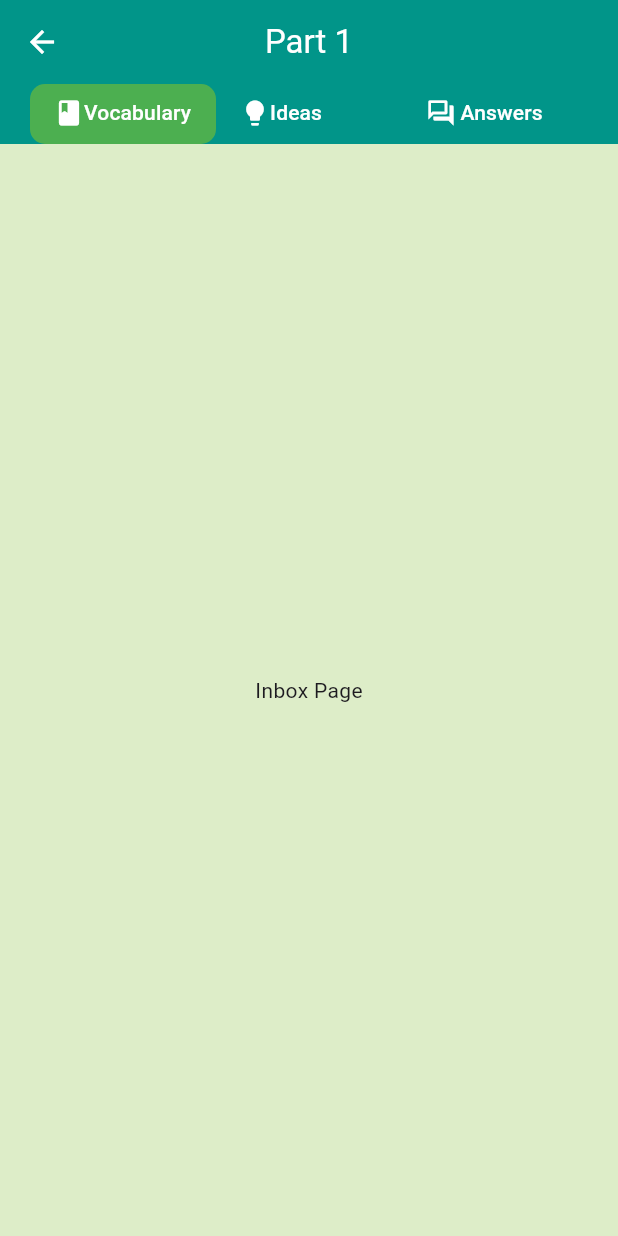
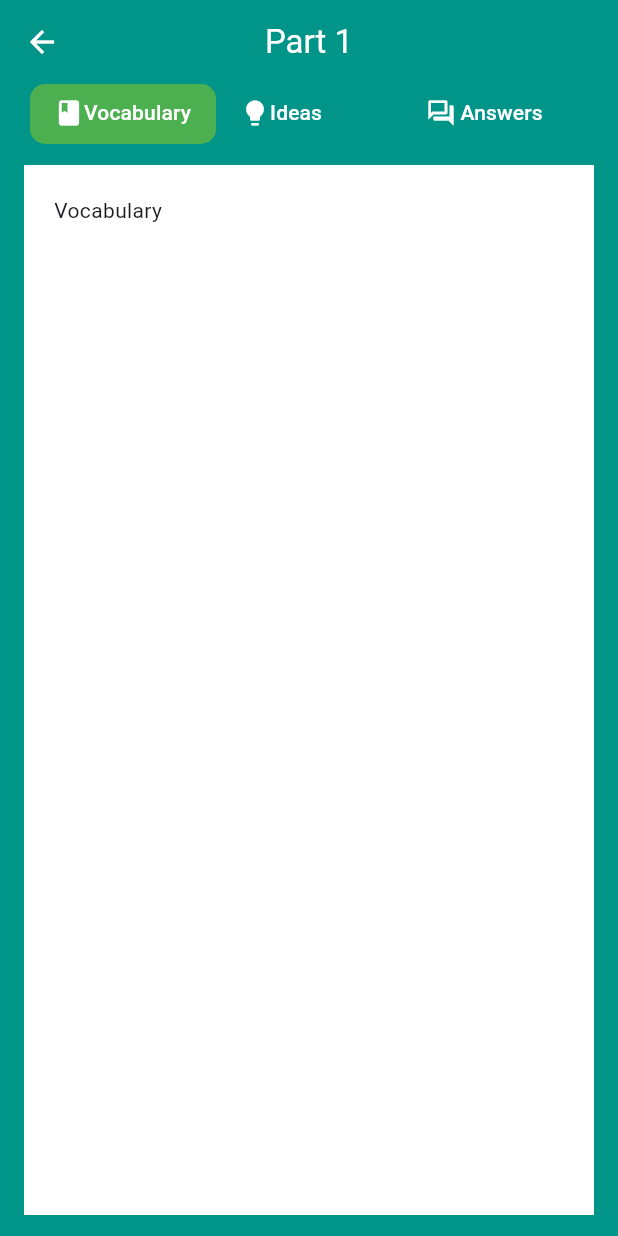
Before and after one commit to shohbozuz/ielts-speaking-app, a Flutter app: the screen it shows after launch, on a phone screen of 412 x 824 dp. Run offline on Flutter 3.47's test engine with Material 3 defaults, Android fonts, the phone set to English and light mode, and no system bars; our stand-ins replace bloc, dartz, dio, flutter_bloc, freezed_annotation, go_router and 3 more.

Commit message:
container

```diff
--- a/lib/view/home/part1/parts.dart
+++ b/lib/view/home/part1/parts.dart
@@ -1,4 +1,6 @@
+import 'package:flutter/cupertino.dart';
 import 'package:flutter/material.dart';
+import 'package:flutter/widgets.dart';
 import 'package:ielts_speaking/data/color/color.dart';
 
 import 'package:ielts_speaking/view/home/part1/tab_item.dart';
@@ -84,7 +86,9 @@ class Parts extends StatelessWidget {
                             color: Colors.white,
                             size: 20.0,
                           ),
-                          SizedBox(width: 3.0,),
+                          SizedBox(
+                            width: 3.0,
+                          ),
                           Text(
                             'Answers',
                             style:
@@ -99,12 +103,42 @@ class Parts extends StatelessWidget {
             ),
           ),
         ),
-        backgroundColor: AppColors.bodyColor,
-        body: const TabBarView(
+        backgroundColor: AppColors.appbarTheme,
+        body: TabBarView(
           children: [
-            Center(child: Text('Inbox Page')),
-            Center(child: Text('Archived Page')),
-            Center(child: Text('Deleted Page')),
+            Center(
+              child: Container(
+                height: 700,
+                width: 380,
+                color: Colors.white,
+                child: const Padding(
+                  padding: EdgeInsets.all(20.0),
+                  child: Text("Vocabulary"),
+                ),
+              ),
+            ),
+            Center(
+              child: Container(
+                height: 700,
+                width: 380,
+                color: Colors.white,
+                child: const Padding(
+                  padding: EdgeInsets.all(20.0),
+                  child: Text("Ideas"),
+                ),
+              ),
+            ),
+            Center(
+              child: Container(
+                height: 700,
+                width: 380,
+                color: Colors.white,
+                child: const Padding(
+                  padding: EdgeInsets.all(20.0),
+                  child: Text("Answers"),
+                ),
+              ),
+            ),
           ],
         ),
       ),
```
